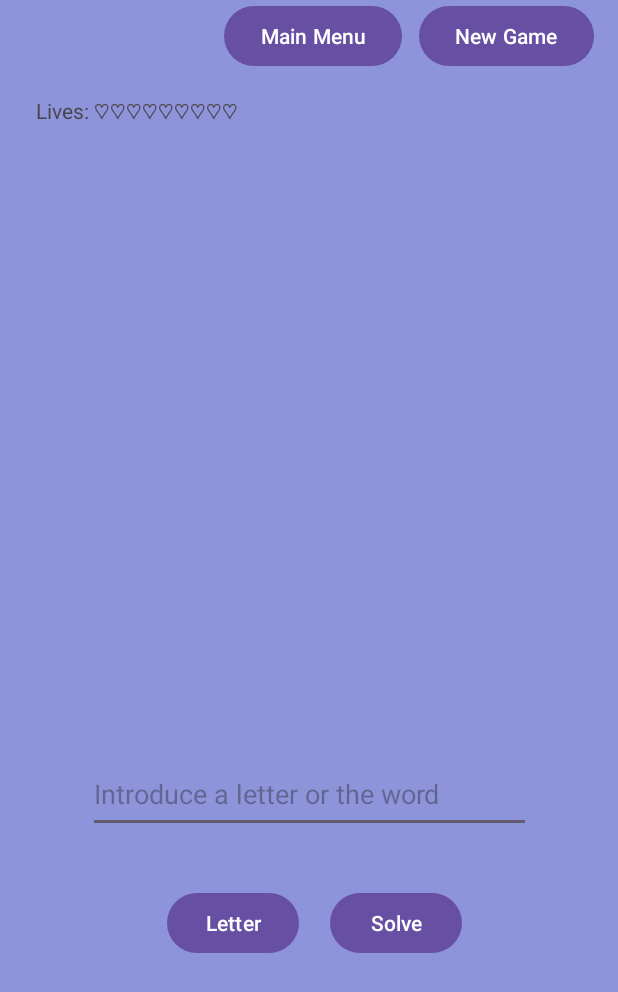
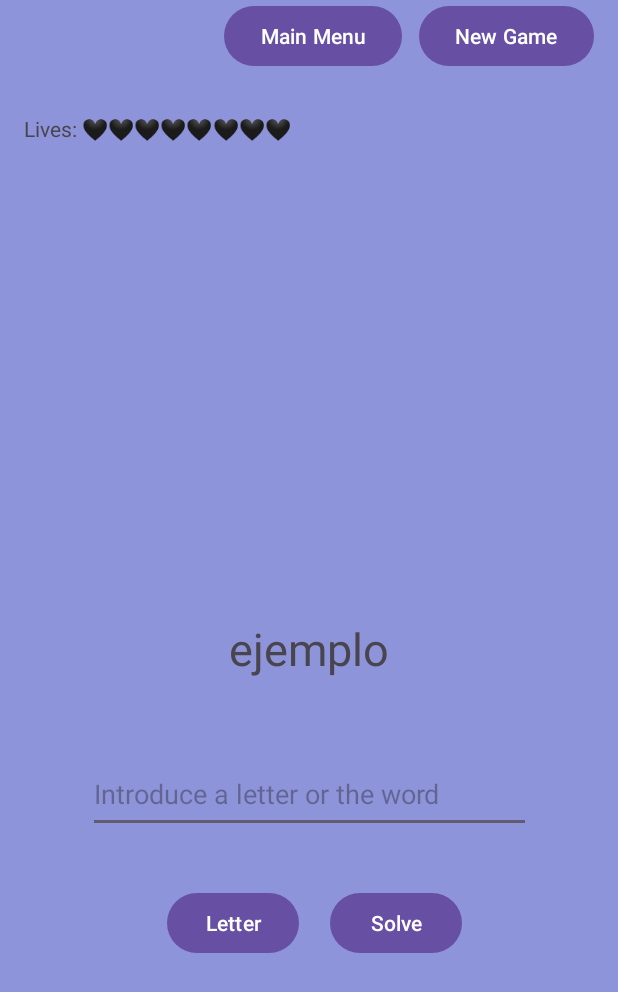
Before and after one commit to AfroOrange/HangmanGameAndroid, an Android app: the GameActivity screen opened directly, with no data from a screen before it, after a tap on "New Game", on a phone screen of 412 x 824 dp. Shown: the top 992 px of the screen. Run offline under Robolectric (Android 15) with nearby library versions, the phone set to English and light mode, and no system bars.

Commit message:
style: added a better view for GameActivity and its components

```diff
--- a/app/src/main/java/com/example/hangmangameandroid/model/SecretWord.kt
+++ b/app/src/main/java/com/example/hangmangameandroid/model/SecretWord.kt
@@ -39,4 +39,8 @@ class SecretWord(private val word: String) {
         hiddenWord = newHiddenWord.toString() // Update the hidden word string
         return appearances
     }
+
+    fun getHiddenWord(): CharSequence {
+        return hiddenWord
+    }
 }
--- a/app/src/main/java/com/example/hangmangameandroid/ui/GameActivity.kt
+++ b/app/src/main/java/com/example/hangmangameandroid/ui/GameActivity.kt
@@ -1,26 +1,30 @@
+// GameActivity.kt
 package com.example.hangmangameandroid.ui
 
 import android.content.Intent
 import android.os.Bundle
+import android.util.Log
 import android.widget.Button
 import android.widget.ImageView
-import android.widget.ListView
 import android.widget.TextView
 import androidx.activity.OnBackPressedCallback
 import androidx.appcompat.app.AppCompatActivity
 import com.example.hangmangameandroid.R
-import com.example.hangmangameandroid.adapters.WordsAdapter
 import com.example.hangmangameandroid.model.SecretWord
+import com.example.hangmangameandroid.utils.FileUtils
 import kotlin.random.Random
 
 class GameActivity : AppCompatActivity() {
+
+    private lateinit var wordList: List<String>
+
     override fun onCreate(savedInstanceState: Bundle?) {
         super.onCreate(savedInstanceState)
         setContentView(R.layout.activity_game)
 
         val nickname = intent.getStringExtra("NICKNAME")
         if (nickname != null) {
-            val nicknameTextView = findViewById<TextView>(R.id.playerNickname)
+            val nicknameTextView = findViewById<TextView>(R.id.nicknameField)
             nicknameTextView.text = "Player: $nickname"
         }
 
@@ -32,7 +36,6 @@ class GameActivity : AppCompatActivity() {
         // this code block is used to prevent the user from going back to the previous activity
         onBackPressedDispatcher.addCallback(this, object : OnBackPressedCallback(true) {
             override fun handleOnBackPressed() {
-                // Do nothing or provide custom behavior
             }
         })
 
@@ -41,28 +44,37 @@ class GameActivity : AppCompatActivity() {
             val intent = Intent(this, MainActivity::class.java)
             startActivity(intent)
         }
+
+        // Read the word list from words.json file
+        try {
+            wordList = FileUtils.readWords(this)
+            Log.d("GameActivity", "Word list loaded: $wordList")
+        } catch (e: Exception) {
+            wordList = emptyList()
+            Log.e("GameActivity", "Error loading word list: ${e.message}", e)
+        }
     }
 
     private fun startGame() {
-        findViewById<TextView>(R.id.livesField).text = "Lives: ♡♡♡♡♡♡♡♡♡"
+        findViewById<TextView>(R.id.livesField).text = "Lives: \uD83D\uDDA4\uD83D\uDDA4\uD83D\uDDA4\uD83D\uDDA4\uD83D\uDDA4\uD83D\uDDA4\uD83D\uDDA4\uD83D\uDDA4"
         findViewById<ImageView>(R.id.hangmanImage).setImageResource(R.drawable.image1)
 
-        // Generate a random word from the list of words
-        val word = getRandomWord()
+        try {
+            // Generate a random word from the list of words
+            val word = getRandomWord()
+            Log.d("GameActivity", "Random word generated: $word")
 
-        // Generate the hidden word using the random word
-        val secretWord = SecretWord(getRandomWord())
-        val hiddenWord = secretWord.generateHiddenWord()
-
-        val wordTextView = findViewById<TextView>(R.id.hiddenWordField)
-        wordTextView.text = hiddenWord
+            // Create an instance of SecretWord and get the hidden word
+            val secretWord = SecretWord(word)
+            val hiddenWord = secretWord.hiddenWord
+            Log.d("GameActivity", "Hidden word generated: $hiddenWord")
+            findViewById<TextView>(R.id.hiddenWordField).text = hiddenWord
+        } catch (e: Exception) {
+            Log.e("GameActivity", "Error in startGame: ${e.message}", e)
+        }
     }
 
     private fun getRandomWord(): String {
-        val wordsListView = findViewById<ListView>(R.id.wordsList)
-        val adapter = wordsListView.adapter as WordsAdapter
-        val wordList = adapter.getWords() // Assuming WordsAdapter has a method to get the list of words
-
         if (wordList.isNotEmpty()) {
             val randomIndex = Random.nextInt(wordList.size)
             return wordList[randomIndex]
--- a/app/src/main/java/com/example/hangmangameandroid/ui/LoginActivity.kt
+++ b/app/src/main/java/com/example/hangmangameandroid/ui/LoginActivity.kt
@@ -8,7 +8,7 @@ import android.widget.EditText
 import android.widget.Toast
 import androidx.appcompat.app.AppCompatActivity
 import com.example.hangmangameandroid.R
-import com.example.hangmangameandroid.model.FileUtils
+import com.example.hangmangameandroid.utils.FileUtils
 import com.example.hangmangameandroid.model.Users
 
 class LoginActivity : AppCompatActivity() {
--- a/app/src/main/java/com/example/hangmangameandroid/ui/MainActivity.kt
+++ b/app/src/main/java/com/example/hangmangameandroid/ui/MainActivity.kt
@@ -56,7 +56,6 @@ class MainActivity : AppCompatActivity() {
         // prevents the user from going back to the previous activity
         onBackPressedDispatcher.addCallback(this, object : OnBackPressedCallback(true) {
             override fun handleOnBackPressed() {
-                // Do nothing or provide custom behavior
             }
         })
     }
--- a/app/src/main/java/com/example/hangmangameandroid/ui/ScoreboardActivity.kt
+++ b/app/src/main/java/com/example/hangmangameandroid/ui/ScoreboardActivity.kt
@@ -7,7 +7,7 @@ import androidx.recyclerview.widget.LinearLayoutManager
 import androidx.recyclerview.widget.RecyclerView
 import com.example.hangmangameandroid.R
 import com.example.hangmangameandroid.adapters.UserAdapter
-import com.example.hangmangameandroid.model.FileUtils
+import com.example.hangmangameandroid.utils.FileUtils
 
 class ScoreboardActivity : AppCompatActivity() {
     override fun onCreate(savedInstanceState: Bundle?) {
--- a/app/src/main/res/layout/activity_game.xml
+++ b/app/src/main/res/layout/activity_game.xml
@@ -1,20 +1,11 @@
-<?xml version="1.0" encoding="utf-8"?>
-<androidx.constraintlayout.widget.ConstraintLayout xmlns:android="http://schemas.android.com/apk/res/android"
+<androidx.constraintlayout.widget.ConstraintLayout
+    xmlns:android="http://schemas.android.com/apk/res/android"
     xmlns:app="http://schemas.android.com/apk/res-auto"
     xmlns:tools="http://schemas.android.com/tools"
     android:layout_width="match_parent"
     android:layout_height="match_parent"
-    android:background="#8d94d9">
-
-    <TextView
-        android:id="@+id/playerNickname"
-        android:layout_width="wrap_content"
-        android:layout_height="wrap_content"
-        android:layout_marginStart="24dp"
-        android:layout_marginTop="32dp"
-        android:text=""
-        app:layout_constraintStart_toStartOf="parent"
-        app:layout_constraintTop_toTopOf="parent" />
+    android:background="#8d94d9"
+    tools:context=".ui.GameActivity">
 
     <Button
         android:id="@+id/newGameButton"
@@ -72,21 +63,24 @@
 
     <TextView
         android:id="@+id/hiddenWordField"
-        android:layout_width="251dp"
-        android:layout_height="53dp"
-        android:text=""
+        android:layout_width="0dp"
+        android:layout_height="62dp"
+        android:layout_marginTop="44dp"
+        android:text="ejemplo"
+        android:textAlignment="center"
+        android:textSize="30sp"
         app:layout_constraintEnd_toEndOf="parent"
-        app:layout_constraintHorizontal_bias="0.512"
+        app:layout_constraintHorizontal_bias="0.0"
         app:layout_constraintStart_toStartOf="parent"
-        tools:ignore="MissingConstraints"
-        tools:layout_editor_absoluteY="442dp" />
+        app:layout_constraintTop_toBottomOf="@id/hangmanImage"
+        tools:ignore="MissingConstraints" />
 
     <TextView
         android:id="@+id/livesField"
-        android:layout_width="wrap_content"
-        android:layout_height="wrap_content"
-        android:layout_marginStart="24dp"
-        android:layout_marginTop="64dp"
+        android:layout_width="291dp"
+        android:layout_height="21dp"
+        android:layout_marginStart="16dp"
+        android:layout_marginTop="76dp"
         android:text=""
         app:layout_constraintStart_toStartOf="parent"
         app:layout_constraintTop_toTopOf="parent" />
@@ -99,4 +93,14 @@
         android:text="Main Menu"
         app:layout_constraintEnd_toEndOf="parent"
         tools:layout_editor_absoluteY="16dp" />
+
+    <TextView
+        android:id="@+id/nicknameField"
+        android:layout_width="102dp"
+        android:layout_height="24dp"
+        android:layout_marginStart="16dp"
+        android:layout_marginTop="44dp"
+        android:text=""
+        app:layout_constraintStart_toStartOf="parent"
+        app:layout_constraintTop_toTopOf="parent" />
 </androidx.constraintlayout.widget.ConstraintLayout>
--- a/app/src/main/res/layout/activity_scoreboard.xml
+++ b/app/src/main/res/layout/activity_scoreboard.xml
@@ -1,7 +1,6 @@
 <?xml version="1.0" encoding="utf-8"?>
 <androidx.constraintlayout.widget.ConstraintLayout xmlns:android="http://schemas.android.com/apk/res/android"
     xmlns:app="http://schemas.android.com/apk/res-auto"
-    xmlns:tools="http://schemas.android.com/tools"
     android:background="#8d94d9"
     android:layout_width="match_parent"
     android:layout_height="match_parent">
```
Also changed, not shown: app/src/main/java/com/example/hangmangameandroid/ui/WordsActivity.kt (+23 -1 lines), app/src/main/java/com/example/hangmangameandroid/utils/FileUtils.kt (renamed from app/src/main/java/com/example/hangmangameandroid/model/FileUtils.kt, +10 -1 lines).
